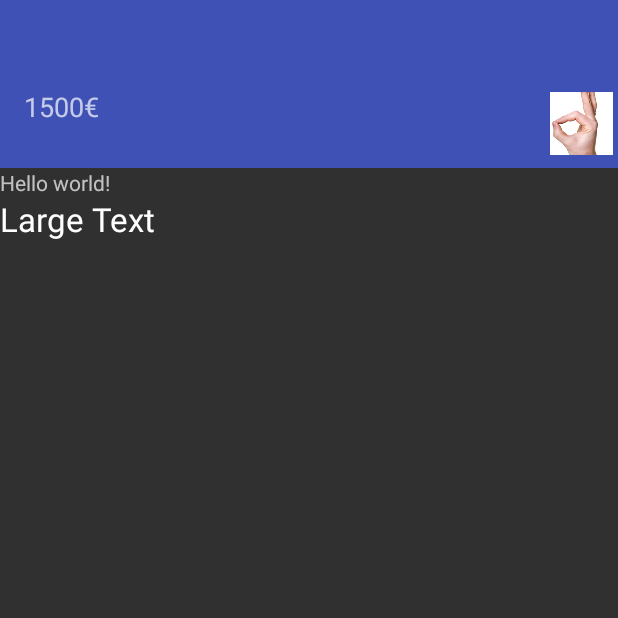
After one commit to mpadronm90/enei, an Android app: the OfertaDetalles screen opened directly, with no data from a screen before it, on a phone screen of 412 x 824 dp, the top half of it. The commit adds this screen. Run offline under Robolectric (Android 15) with nearby library versions, the phone set to English and light mode, and no system bars.

Commit message:
Inicio de subactividad de ofertas

```diff
--- /dev/null
+++ b/mobile/src/main/java/sabadell/grupo18/enei/OfertaDetalles.java
@@ -0,0 +1,39 @@
+package sabadell.grupo18.enei;
+
+import android.support.v7.app.ActionBarActivity;
+import android.os.Bundle;
+import android.view.Menu;
+import android.view.MenuItem;
+
+
+public class OfertaDetalles extends ActionBarActivity {
+
+    @Override
+    protected void onCreate(Bundle savedInstanceState) {
+        super.onCreate(savedInstanceState);
+        setContentView(R.layout.activity_oferta_detalles);
+    }
+
+
+    @Override
+    public boolean onCreateOptionsMenu(Menu menu) {
+        // Inflate the menu; this adds items to the action bar if it is present.
+        getMenuInflater().inflate(R.menu.menu_oferta_detalles, menu);
+        return true;
+    }
+
+    @Override
+    public boolean onOptionsItemSelected(MenuItem item) {
+        // Handle action bar item clicks here. The action bar will
+        // automatically handle clicks on the Home/Up button, so long
+        // as you specify a parent activity in AndroidManifest.xml.
+        int id = item.getItemId();
+
+        //noinspection SimplifiableIfStatement
+        if (id == R.id.action_settings) {
+            return true;
+        }
+
+        return super.onOptionsItemSelected(item);
+    }
+}
--- /dev/null
+++ b/mobile/src/main/res/layout/activity_oferta_detalles.xml
@@ -0,0 +1,27 @@
+<LinearLayout xmlns:android="http://schemas.android.com/apk/res/android"
+    xmlns:tools="http://schemas.android.com/tools" android:layout_width="match_parent"
+    android:layout_height="match_parent"
+    tools:context="sabadell.grupo18.enei.OfertaDetalles"
+    android:orientation="vertical">
+
+    <include layout="@layout/toolbar" />
+
+
+
+    <TextView android:text="@string/hello_world" android:layout_width="wrap_content"
+        android:layout_height="wrap_content" />
+
+    <TextView
+        android:layout_width="wrap_content"
+        android:layout_height="wrap_content"
+        android:textAppearance="?android:attr/textAppearanceLarge"
+        android:text="Large Text"
+        android:id="@+id/textView2" />
+
+    <ImageView
+        android:layout_width="wrap_content"
+        android:layout_height="wrap_content"
+        android:id="@+id/imageView2" />
+
+
+</LinearLayout>
--- /dev/null
+++ b/mobile/src/main/res/menu/menu_oferta_detalles.xml
@@ -0,0 +1,7 @@
+<menu xmlns:android="http://schemas.android.com/apk/res/android"
+    xmlns:app="http://schemas.android.com/apk/res-auto"
+    xmlns:tools="http://schemas.android.com/tools"
+    tools:context="sabadell.grupo18.enei.OfertaDetalles">
+    <item android:id="@+id/action_settings" android:title="@string/action_settings"
+        android:orderInCategory="100" app:showAsAction="never" />
+</menu>
--- a/mobile/src/main/res/values/strings.xml
+++ b/mobile/src/main/res/values/strings.xml
@@ -3,4 +3,6 @@
 
     <string name="hello_world">Hello world!</string>
     <string name="action_settings">Settings</string>
+    <string name="title_activity_toolbar">toolbar</string>
+    <string name="title_activity_oferta_detalles">OfertaDetalles</string>
 </resources>
```
Also changed, not shown: mobile/src/main/AndroidManifest.xml (+8 -0 lines), mobile/src/main/res/layout/activity_main.xml (+1 -20 lines), mobile/src/main/res/layout/toolbar.xml (+14 -23 lines).
